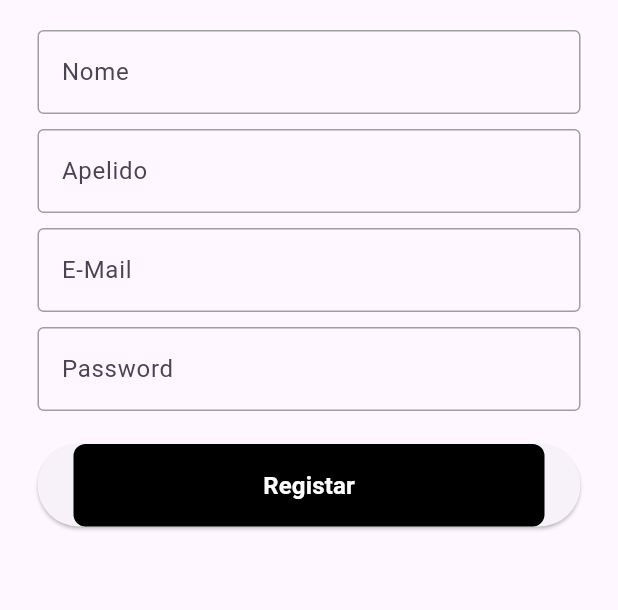
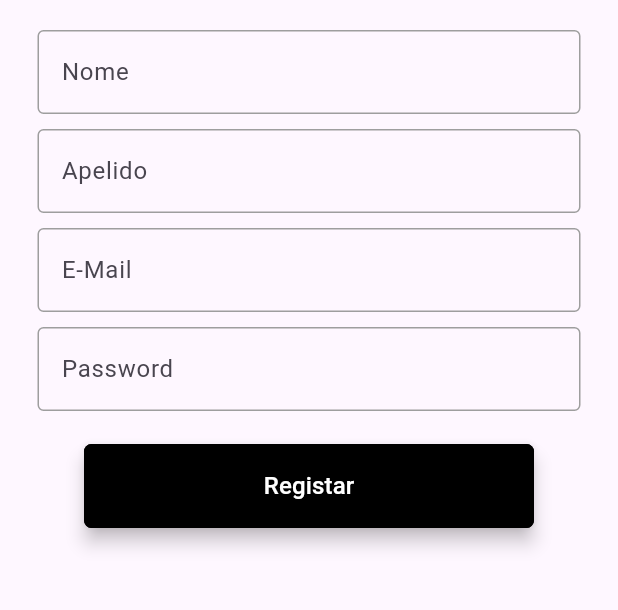
Before and after one commit to Seltius/CondoApp, a Flutter app: the RegisterPage screen opened by its route, on a phone screen of 412 x 824 dp, the part 303-913 px from its top. Run offline on Flutter 3.47's test engine with Material 3 defaults, Android fonts, the light colour scheme and no system bars; our stand-ins replace curved_navigation_bar, get, shared_preferences; accounts and stored records are empty.

Commit message:
Working on register_page.dart

```diff
--- a/lib/main.dart
+++ b/lib/main.dart
@@ -23,16 +23,16 @@ class MyApp extends StatelessWidget {
   Widget build(BuildContext context) {
     return MaterialApp(
       debugShowCheckedModeBanner: false,
-      home: isAuthenticated ? const PlaceHolderPage() : LoginPage(),
+      home: isAuthenticated ? const PlaceHolderPage() : const LoginPage(),
       routes: {
         '/homepage': (context) => const PlaceHolderPage(),
-        '/register': (context) => RegisterPage(),
+        '/register': (context) => const RegisterPage(),
         '/recover': (context) => const RecoverPage(),
         '/documents': (context) => const DocumentsPage(),
         '/settings': (context) => const SettingsPage(),
         '/apple': (context) => const ApplePage(),
         '/google': (context) => const GooglePage(),
-        '/login': (context) => LoginPage(),
+        '/login': (context) => const LoginPage(),
       },
     );
   }
--- a/lib/utils/auth_token.dart
+++ b/lib/utils/auth_token.dart
@@ -33,8 +33,9 @@ class AuthTokenUtils {
     );
 
     if (response.statusCode == 200) {
-      return jsonDecode(response.body)['isValid'];
+      return jsonDecode(response.body)['valid'];
     } else {
+      await removeToken();
       return false;
     }
 
--- a/lib/views/register_page.dart
+++ b/lib/views/register_page.dart
@@ -82,20 +82,14 @@ class Register extends State<RegisterPage> {
 
               const SizedBox(height: 20),
 
-              Padding(
-                padding: const EdgeInsets.symmetric(horizontal: 25.0),
-                child: ElevatedButton(
+              CondoButton(
+                text: 'Registar',
                 onPressed: () async {
                   if(await authController.register(context)) {
                     Navigator.pushNamed(context, '/homepage');
                   }
                 },
-                    child: const CondoButton(
-                        text: 'Registar'
-                    )
               ),
-              )
-
             ],
           ),
         )
--- a/lib/widgets/condo_button.dart
+++ b/lib/widgets/condo_button.dart
@@ -2,26 +2,27 @@ import 'package:flutter/material.dart';
 
 class CondoButton extends StatelessWidget {
   final String text;
+  final VoidCallback onPressed;
 
   const CondoButton({
     super.key,
     required this.text,
+    required this.onPressed
     });
 
   @override
   Widget build(BuildContext context) {
-    return Container(
-        decoration: BoxDecoration(
-          color: Colors.black,
-          borderRadius: BorderRadius.circular(8),
+    return ElevatedButton(
+        style: ButtonStyle(
+            backgroundColor: MaterialStateProperty.all<Color>(Colors.black),
+            fixedSize: MaterialStateProperty.all<Size>(const Size(300, 56)),
+            elevation: MaterialStateProperty.all<double>(5),
+            shape: MaterialStateProperty.all<RoundedRectangleBorder>(
+                RoundedRectangleBorder(borderRadius: BorderRadius.circular(5), side: const BorderSide(color: Colors.black))
+            )
         ),
-        padding: const EdgeInsets.all(16),
-        child: Center(
-          child: Text(
-            text,
-            style: const TextStyle(
-                color: Colors.white, fontWeight: FontWeight.bold, fontSize: 16),
-          ),
-        ));
+        onPressed: onPressed,
+        child: Text(text, style: const TextStyle(fontSize: 16, color: Colors.white))
+    );
   }
 }
```
Also changed, not shown: lib/controllers/auth_controller.dart (+25 -24 lines). Lines whose indentation alone changed are shown as unchanged.
